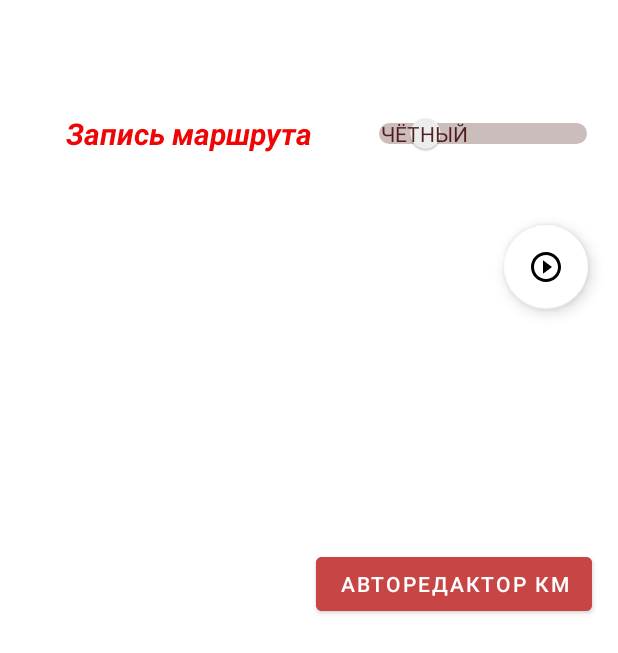
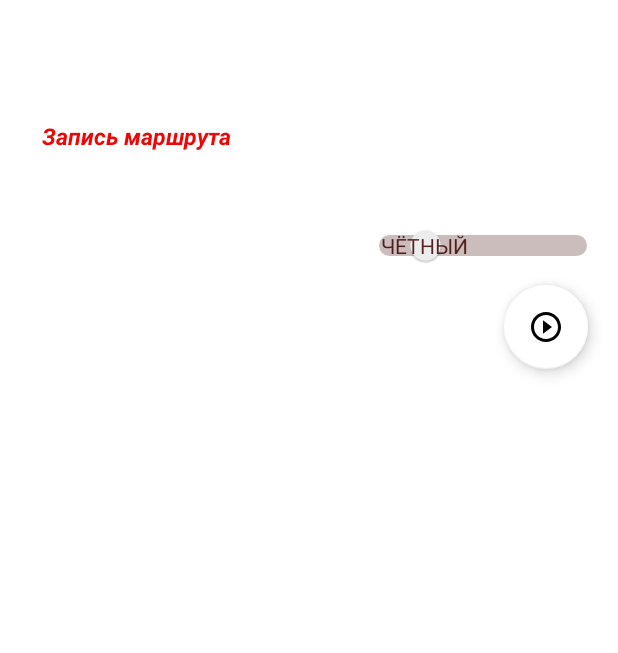
Before and after one commit to Jarex05/My_New_Gps_Assistant, an Android app: the layout fragment_recording_a_route.xml on its own in the app's theme, with its tools: preview values and no code run, on a phone screen of 412 x 824 dp. Shown: the top 653 px of the screen. Run offline under Robolectric (Android 15) with nearby library versions, the light colour scheme and no system bars; plain views replace MapView; Roboto replaces fonts that are not available here.

Commit message:
UPDATE 19.07.2025

```diff
--- a/app/src/main/res/layout/fragment_recording_a_route.xml
+++ b/app/src/main/res/layout/fragment_recording_a_route.xml
@@ -44,7 +44,7 @@
         android:id="@+id/switch1Recording"
         android:layout_width="wrap_content"
         android:layout_height="wrap_content"
-        android:layout_marginTop="75dp"
+        android:layout_marginTop="150dp"
         android:layout_marginEnd="10dp"
         android:showText="true"
         android:textColor="@color/black"
@@ -73,7 +73,7 @@
         android:id="@+id/fStartStopRecording"
         android:layout_width="wrap_content"
         android:layout_height="wrap_content"
-        android:layout_marginTop="150dp"
+        android:layout_marginTop="190dp"
         android:layout_marginEnd="20dp"
         android:clickable="true"
         android:src="@drawable/is_play_recording"
@@ -125,11 +125,11 @@
         android:id="@+id/textView"
         android:layout_width="wrap_content"
         android:layout_height="wrap_content"
-        android:layout_marginTop="75dp"
-        android:layout_marginEnd="160dp"
+        android:layout_marginTop="80dp"
+        android:layout_marginEnd="230dp"
         android:text="@string/router_name"
         android:textColor="@color/red"
-        android:textSize="20sp"
+        android:textSize="15sp"
         android:textStyle="bold|italic"
         app:layout_constraintEnd_toEndOf="parent"
         app:layout_constraintStart_toStartOf="parent"
@@ -153,17 +153,31 @@
         tools:ignore="HardcodedText" />
 
     <Button
-        android:id="@+id/bRedacktor"
+        android:id="@+id/bRedacktorChet"
         android:layout_width="wrap_content"
         android:layout_height="wrap_content"
         android:backgroundTint="#C74545"
-        android:text="Авторедактор км"
-        app:layout_constraintBottom_toBottomOf="parent"
+        android:text="Авторедактор км Ч"
+        android:visibility="gone"
+        app:layout_constraintBottom_toBottomOf="@+id/textView"
         app:layout_constraintEnd_toEndOf="parent"
         app:layout_constraintHorizontal_bias="0.924"
         app:layout_constraintStart_toStartOf="parent"
-        app:layout_constraintTop_toTopOf="parent"
-        app:layout_constraintVertical_bias="0.471"
+        app:layout_constraintTop_toTopOf="@+id/textView"
+        tools:ignore="HardcodedText" />
+
+    <Button
+        android:id="@+id/bRedacktorNechet"
+        android:layout_width="wrap_content"
+        android:layout_height="wrap_content"
+        android:backgroundTint="#C74545"
+        android:text="Авторедактор км Н"
+        android:visibility="gone"
+        app:layout_constraintBottom_toBottomOf="@+id/textView"
+        app:layout_constraintEnd_toEndOf="parent"
+        app:layout_constraintHorizontal_bias="0.924"
+        app:layout_constraintStart_toStartOf="parent"
+        app:layout_constraintTop_toTopOf="@+id/textView"
         tools:ignore="HardcodedText" />
 
 </androidx.constraintlayout.widget.ConstraintLayout>
```
Also changed, not shown: app/src/main/java/com/mikhail_ryumkin_r/my_gps_assistant/MainActivity.kt (+18 -20 lines), app/src/main/java/com/mikhail_ryumkin_r/my_gps_assistant/fragments/RecordingARouteFragment.kt (+20 -6 lines), app/src/main/res/values/strings.xml (+24 -0 lines).
